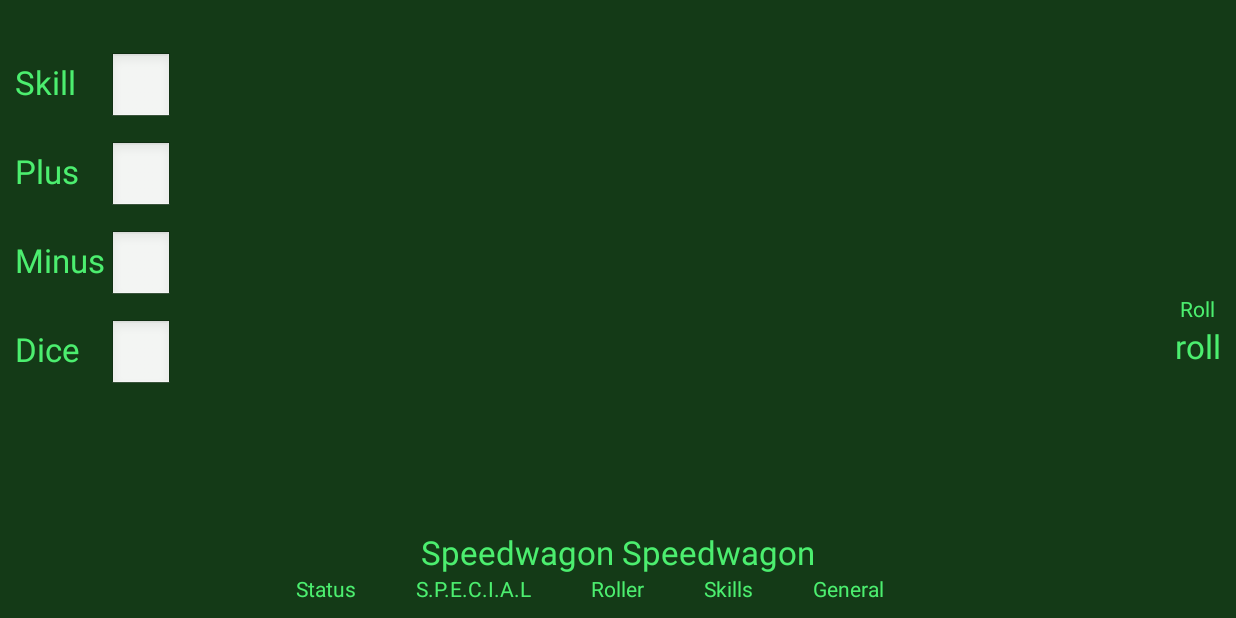
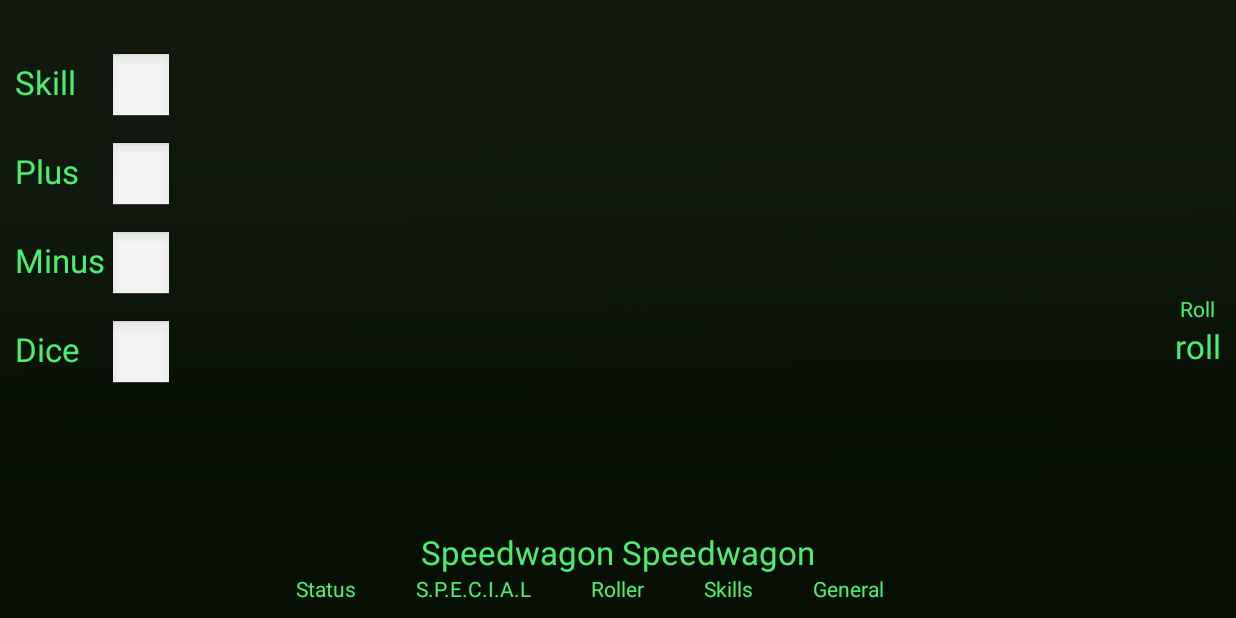
Before and after one commit to Micadurp/FalloutPnPRoller, an Android app: the screen it shows after launch (DiceRoller), on a phone screen of 824 x 412 dp (held sideways). Run offline under Robolectric (Android 15) with nearby library versions, the phone set to English and light mode, and no system bars.

Commit message:
Added some custom icons and backgrounds

```diff
--- a/RollerApp/src/main/res/layout/activity_dice_roller.xml
+++ b/RollerApp/src/main/res/layout/activity_dice_roller.xml
@@ -1,10 +1,9 @@
 <?xml version="1.0" encoding="utf-8"?>
 <RelativeLayout xmlns:android="http://schemas.android.com/apk/res/android"
-    android:orientation="horizontal"
     android:layout_width="match_parent"
     android:layout_height="match_parent"
-    android:background="@color/colorPrimaryBackground"
-    android:padding="10dp">
+    android:padding="10dp"
+    android:background="@drawable/background">
 
     <include layout="@layout/main_menu"/>
 
@@ -16,7 +15,7 @@
         android:text="@string/character_name"
         android:id="@+id/textView"
         android:layout_above="@+id/menuLayout"
-        android:layout_centerHorizontal="true" />
+        android:layout_centerHorizontal="true"/>
 
     <RelativeLayout
         android:layout_width="match_parent"
```
Also changed, not shown: RollerApp/src/main/res/drawable/background.png (added), RollerApp/src/main/res/mipmap-hdpi/ic_launcher.png, RollerApp/src/main/res/mipmap-mdpi/ic_launcher.png, RollerApp/src/main/res/mipmap-xhdpi/ic_launcher.png, RollerApp/src/main/res/mipmap-xxhdpi/ic_launcher.png, RollerApp/src/main/res/mipmap-xxxhdpi/ic_launcher.png, 1 other file.
